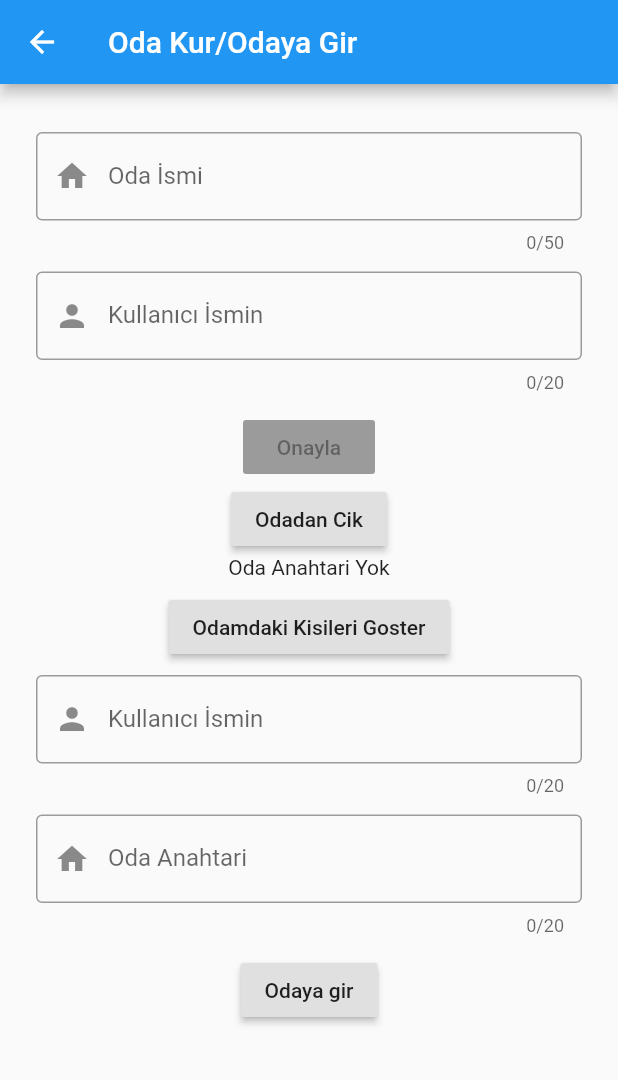
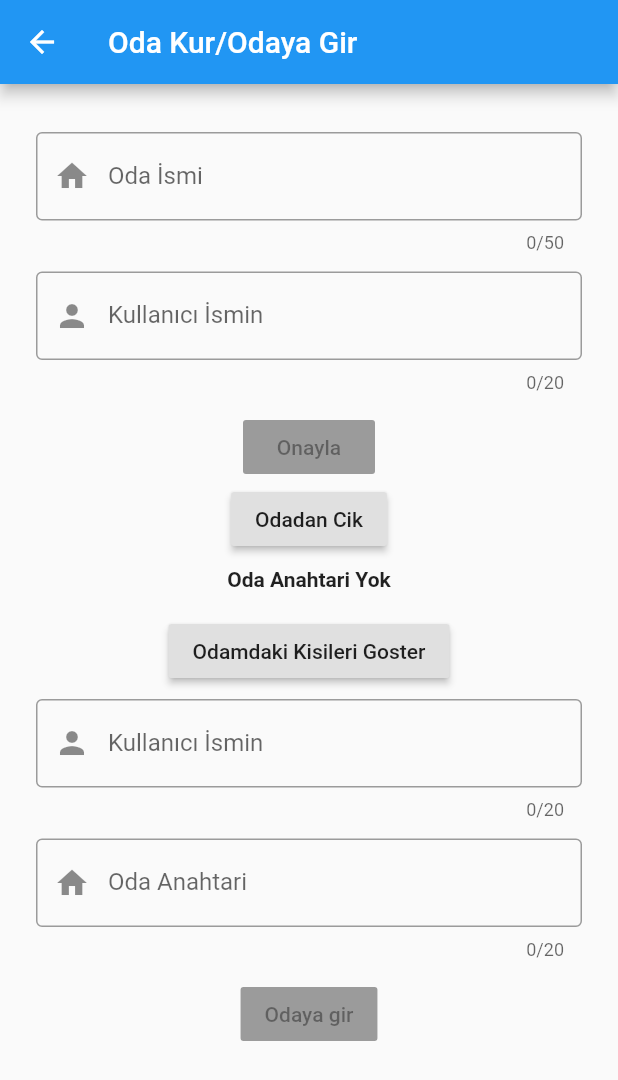
Before and after one commit to sercantor/cizelge_app, a Flutter app: the AddRoomContents screen opened directly, after a tap on "Odadan Cik", on a phone screen of 412 x 824 dp. Shown: the top 1080 px of the screen. Run offline on Flutter 3.47's test engine with Material 2 defaults, Android fonts, the phone set to English and light mode, and no system bars; our stand-ins replace cloud_firestore, flutter_calendar_carousel, shared_preferences; accounts and stored records are empty.

Commit message:
fixed joining room

```diff
--- a/lib/screens/add_room_contents.dart
+++ b/lib/screens/add_room_contents.dart
@@ -109,8 +109,15 @@ class _AddRoomContentsState extends State<AddRoomContents> {
                     },
                   ),
                 ),
-                Center(
-                  child: db.roomRef != null ? Text(db.roomRef) : Text('Oda Anahtari Yok')
+                Padding(
+                  padding: const EdgeInsets.all(8.0),
+                  child: Center(
+                      child: db.roomRef != null
+                          ? SelectableText(
+                              'Oda Anahtarin: ${db.roomRef}',
+                              style: TextStyle(fontWeight: FontWeight.bold),
+                            )
+                          : Text('Oda Anahtari Yok', style: TextStyle(fontWeight: FontWeight.bold),)),
                 ),
                 Center(
                   child: Padding(
@@ -148,7 +155,8 @@ class _AddRoomContentsState extends State<AddRoomContents> {
                                               child: ListView.builder(
                                                   itemCount: snapshot
                                                       .data.documents.length,
-                                                  itemBuilder: (context, index) {
+                                                  itemBuilder:
+                                                      (context, index) {
                                                     return _buildUserList(
                                                         context,
                                                         snapshot.data
@@ -196,7 +204,8 @@ class _AddRoomContentsState extends State<AddRoomContents> {
                 Center(
                   child: RaisedButton(
                     child: Text('Odaya gir'),
-                    onPressed: db.roomRef == null ? () {
+                    onPressed: isButtonDisabledAddUser
+                        ? () {
                             db.addUserToRoom(newUserIdController.text,
                                 newRoomKeyController.text);
                           }
--- a/lib/services/database.dart
+++ b/lib/services/database.dart
@@ -58,12 +58,17 @@ class DatabaseService with ChangeNotifier {
     String roomKey = prefs.getString('roomkey');
     String userKey = prefs.getString('userkey');
 
-    Firestore.instance
+    try{
+      Firestore.instance
         .collection('rooms')
         .document('$roomKey')
         .collection('users')
         .document('$userKey')
         .updateData({'dates': datesList});
+    } catch(e) {
+      print('error');
+    }
+
   }
 
   Future<String> getUserKey() async {
@@ -97,30 +102,31 @@ class DatabaseService with ChangeNotifier {
         print('Odaya Girilemedi');
       }
     });
-
   }
 
   exitRoom() async {
     SharedPreferences prefs = await SharedPreferences.getInstance();
-    _db
-        .collection('rooms')
-        .document(_roomRef)
-        .collection('users')
-        .getDocuments()
-        .then((snapshot) {
+    print(_roomRef);
+    print(_userRef);
+
+    var query = _db.collection('rooms/$_roomRef/users').getDocuments();
+
+    query.then((snapshot) {
       if (snapshot.documents.length == 1) {
-        //this is potentially bad for scaling, though I assume rooms are not going to be above 15-20 users
-        _db.collection('rooms').document(_roomRef).delete();
-      } else {
-        _db
-            .collection('rooms')
-            .document(_roomRef)
-            .collection('users')
-            .document(_userRef)
-            .delete();
+        _db.document('rooms/$_roomRef/users/$_userRef').delete();
+        _db.document('rooms/$_roomRef').delete();
+        _roomRef = null;
+        _userRef= null;
+        notifyListeners();
+      }
+      else{
+        _db.document('rooms/$_roomRef/users/$_userRef').delete();
+        _roomRef = null;
+        _userRef= null;
+        notifyListeners();
       }
     });
-    _roomRef = null;
+
     prefs.remove('userkey');
     prefs.remove('roomkey');
     notifyListeners();
--- a/lib/widgets/send_data_button.dart
+++ b/lib/widgets/send_data_button.dart
@@ -12,9 +12,9 @@ class SendDataButton extends StatelessWidget {
     return Container(
       child: RaisedButton(
         child: Text('Seçtiğim Günleri İnternete Gönder'),
-        onPressed: () async {
+        onPressed: db.roomRef != null ? () {
           db.updateUserData(calendarProvider.datesList);
-        },
+        } : null,
       ),
     );
   }
```
